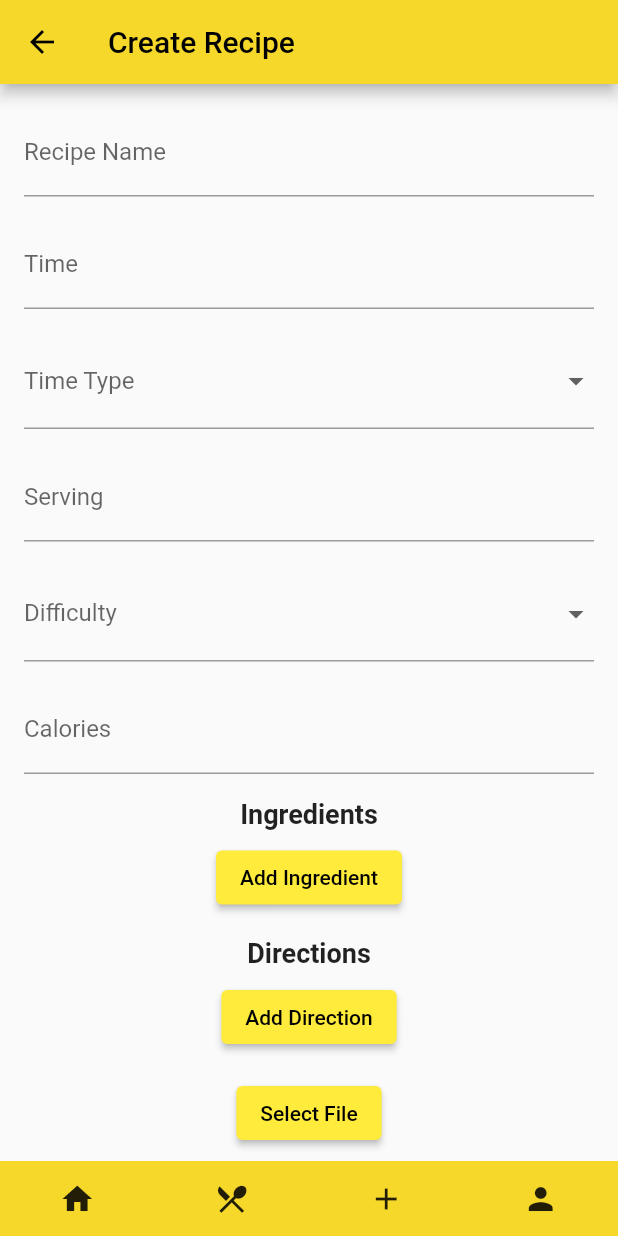
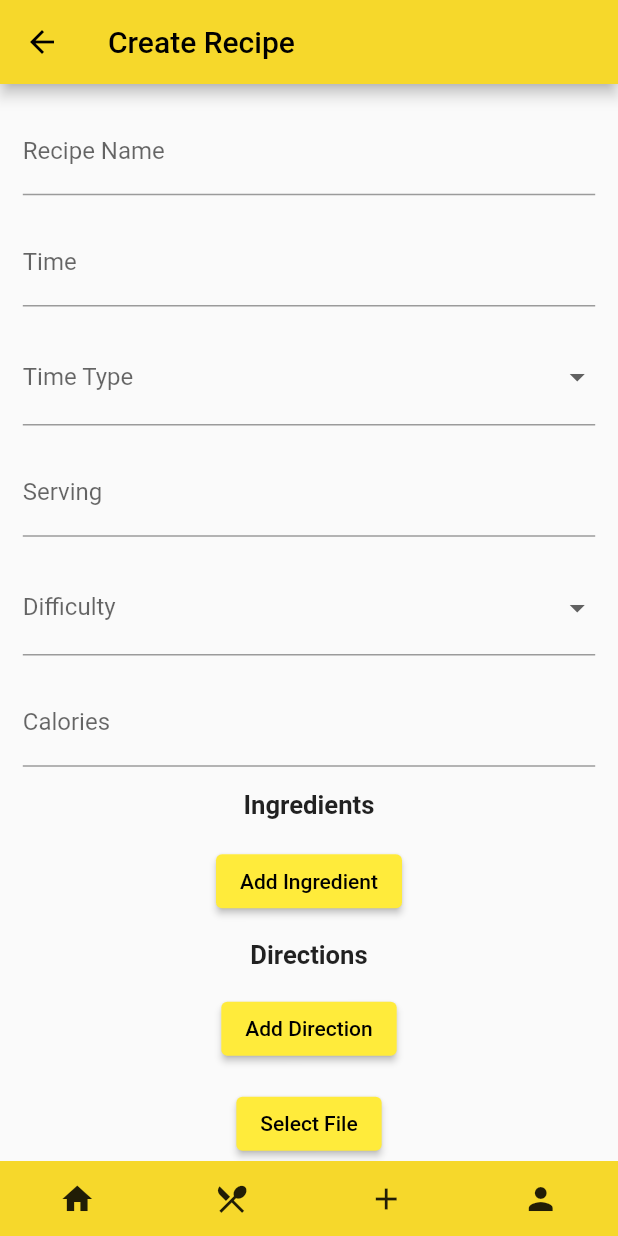
Before and after one commit to Vildarodinson/Recipe-App, a Flutter app: the CreateRecipe screen opened by its route, on a phone screen of 412 x 824 dp. Run offline on Flutter 3.47's test engine with Material 2 defaults, Android fonts, the phone set to English and light mode, and no system bars; our stand-ins replace cloud_firestore, dots_indicator, file_picker, firebase_auth, firebase_core, firebase_storage and 1 more; accounts and stored records are empty.

Commit message:
Dimensions fix

```diff
--- a/lib/pages/create_recipe.dart
+++ b/lib/pages/create_recipe.dart
@@ -7,6 +7,7 @@ import 'package:cloud_firestore/cloud_firestore.dart';
 import 'package:recipe_app/pages/navbar.dart';
 import 'package:recipe_app/widgets/color.dart';
 import 'package:path/path.dart' as path;
+import 'package:recipe_app/widgets/dimensions.dart';
 
 
 
@@ -85,7 +86,7 @@ class _CreateRecipeState extends State<CreateRecipe> {
         iconTheme: IconThemeData(color: Colors.black),
       ),
       body: SingleChildScrollView(
-        padding: const EdgeInsets.all(16.0),
+        padding: EdgeInsets.all(Dimensions.height16),
         child: Form(
           key: _formKey,
           child: Column(
@@ -102,7 +103,7 @@ class _CreateRecipeState extends State<CreateRecipe> {
                   _name = value;
                 },
               ),
-              const SizedBox(height: 16.0),
+              SizedBox(height: Dimensions.height16),
               TextFormField(
                 keyboardType: TextInputType.numberWithOptions(decimal: true),
                 decoration: const InputDecoration(labelText: 'Time'),
@@ -116,7 +117,7 @@ class _CreateRecipeState extends State<CreateRecipe> {
                   _time = double.tryParse(value ?? '') ?? 0;
                 },
               ),
-              const SizedBox(height: 16.0),
+              SizedBox(height: Dimensions.height16),
               DropdownButtonFormField<String>(
                 decoration: const InputDecoration(labelText: 'Time Type'),
                 value: _timetype,
@@ -136,7 +137,7 @@ class _CreateRecipeState extends State<CreateRecipe> {
                   return null;
                 },
               ),
-              const SizedBox(height: 16.0),
+              SizedBox(height: Dimensions.height16),
               TextFormField(
                 keyboardType: TextInputType.number,
                 decoration: const InputDecoration(labelText: 'Serving'),
@@ -150,7 +151,7 @@ class _CreateRecipeState extends State<CreateRecipe> {
                   _serving = int.tryParse(value ?? '') ?? 0;
                 },
               ),
-              const SizedBox(height: 16.0),
+              SizedBox(height: Dimensions.height16),
               DropdownButtonFormField<String>(
                 decoration: const InputDecoration(labelText: 'Difficulty'),
                 value: _difficulty,
@@ -171,7 +172,7 @@ class _CreateRecipeState extends State<CreateRecipe> {
                   return null;
                 },
               ),
-              const SizedBox(height: 16.0),
+              SizedBox(height: Dimensions.height16),
               TextFormField(
                 keyboardType: TextInputType.number,
                 decoration: const InputDecoration(labelText: 'Calories'),
@@ -185,12 +186,12 @@ class _CreateRecipeState extends State<CreateRecipe> {
                   _calories = int.tryParse(value ?? '') ?? 0;
                 },
               ),
-              const SizedBox(height: 16.0),
+              SizedBox(height: Dimensions.height16),
               Text(
                 'Ingredients',
-                style: TextStyle(fontSize: 18, fontWeight: FontWeight.bold),
+                style: TextStyle(fontSize: Dimensions.iconSize18, fontWeight: FontWeight.bold),
               ),
-              const SizedBox(height: 8.0),
+              SizedBox(height: Dimensions.iconSize18),
               ListView.builder(
                 shrinkWrap: true,
                 itemCount: _ingredients.length,
@@ -204,12 +205,12 @@ class _CreateRecipeState extends State<CreateRecipe> {
                 ),
                 child: Text('Add Ingredient'),
               ),
-              const SizedBox(height: 16.0),
+              SizedBox(height: Dimensions.height16),
               Text(
                 'Directions',
-                style: TextStyle(fontSize: 18, fontWeight: FontWeight.bold),
+                style: TextStyle(fontSize: Dimensions.iconSize18, fontWeight: FontWeight.bold),
               ),
-              const SizedBox(height: 8.0),
+              SizedBox(height: Dimensions.height16),
               ListView.builder(
                 shrinkWrap: true,
                 itemCount: _directions.length,
@@ -223,7 +224,7 @@ class _CreateRecipeState extends State<CreateRecipe> {
                 ),
                 child: const Text('Add Direction'),
               ),
-              const SizedBox(height: 16.0),
+              SizedBox(height: Dimensions.height16),
               ElevatedButton(
                   style: ButtonStyle(
                     backgroundColor: MaterialStateProperty.all<Color>(Colors.yellow),
@@ -231,15 +232,15 @@ class _CreateRecipeState extends State<CreateRecipe> {
                   ),
                   onPressed: selectFile,
                   child: const Text('Select File')),
-              const SizedBox(height: 16.0),
+              SizedBox(height: Dimensions.height16),
               if (pickedFile != null)
                 Container(
-                  height: 300, // Adjust the height as needed
+                  height: Dimensions.height300, // Adjust the height as needed
                   child: Center(
                     child: pickedFile!.path != null
                         ? Image.file(
                       File(pickedFile!.path!),
-                      width: 400,
+                      width: Dimensions.height400,
                       fit: BoxFit.cover,
                     )
                         : const SizedBox(),
@@ -261,9 +262,9 @@ class _CreateRecipeState extends State<CreateRecipe> {
                 },
                 child: const Text('Upload File'),
               ),
-              const SizedBox(height: 16),
+              SizedBox(height: Dimensions.height16),
               buildProgress(),
-              const SizedBox(height: 16.0),
+              SizedBox(height: Dimensions.height16),
               Text("Please Upload File Before Saving Recipe"),
               ElevatedButton(
                 onPressed: _savingRecipe ? null : () {
@@ -294,7 +295,7 @@ class _CreateRecipeState extends State<CreateRecipe> {
           double progress = data.bytesTransferred / data.totalBytes;
 
           return SizedBox(
-            height: 50,
+            height: Dimensions.height50,
             child: Stack(
               fit: StackFit.expand,
               children: [
@@ -314,7 +315,7 @@ class _CreateRecipeState extends State<CreateRecipe> {
           );
         }
         else{
-          return const SizedBox(height: 30);
+          return SizedBox(height: Dimensions.height30);
         }
       });
 
--- a/lib/widgets/dimensions.dart
+++ b/lib/widgets/dimensions.dart
@@ -7,20 +7,26 @@ class Dimensions{
   static double pageViewCon = screenHeight/3.94;
   static double pageViewTextCon = screenHeight/6.19;
 
+  static double height400 = screenHeight/2.17;
   static double height320 = screenHeight/2.71;
   static double height300 = screenHeight/2.89;
   static double height275 = screenHeight/3.15;
+  static double height150 = screenHeight/5.78;
   static double height3 = screenHeight/289.13;
   static double height15 = screenHeight/57.83;
+  static double height12 = screenHeight/72.28;
   static double height13 = screenHeight/66.72;
   static double height10 = screenHeight/86.74;
+  static double height16 = screenHeight/54.21;
   static double height20 = screenHeight/43.37;
   static double height35 = screenHeight/24.78;
   static double height25 = screenHeight/34.70;
   static double height30 = screenHeight/29.21;
+  static double height32 = screenHeight/27.11;
   static double height40 = screenHeight/21.69;
   static double height45 = screenHeight/19.28;
   static double height50 = screenHeight/17.35;
+  static double height80 = screenHeight/10.84;
 
 
 
@@ -30,6 +36,7 @@ class Dimensions{
   static double font22 = screenHeight/39.43;
 
   static double radius30 = screenHeight/28.91;
+  static double radius24 = screenHeight/36.14;
   static double radius15 = screenHeight/57.83;
   static double radius5 = screenHeight/173.48;
   static double radius8 = screenHeight/108.43;
```
Also changed, not shown: lib/pages/login_page.dart (+10 -9 lines), lib/pages/profile.dart (+10 -9 lines), lib/pages/signin.dart (+7 -6 lines).
